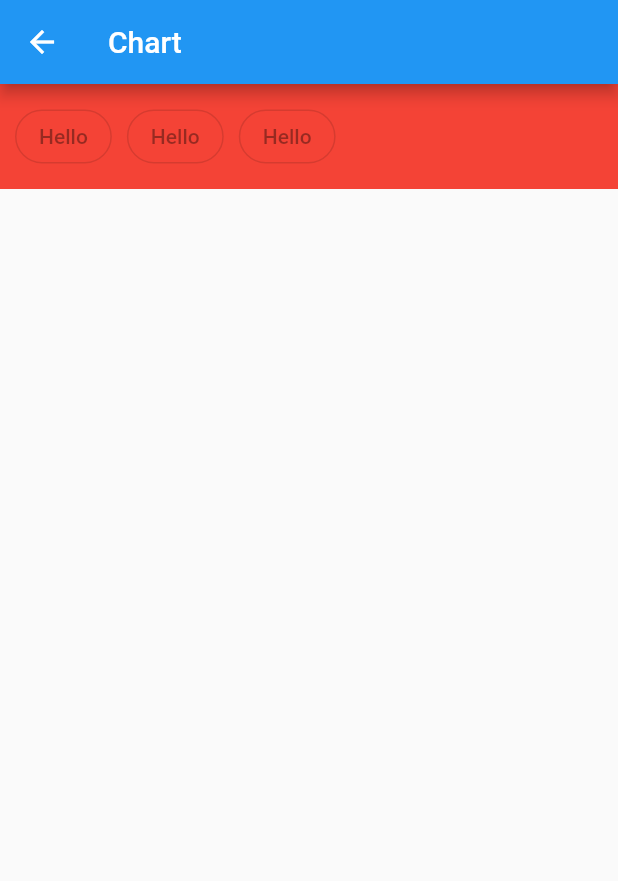
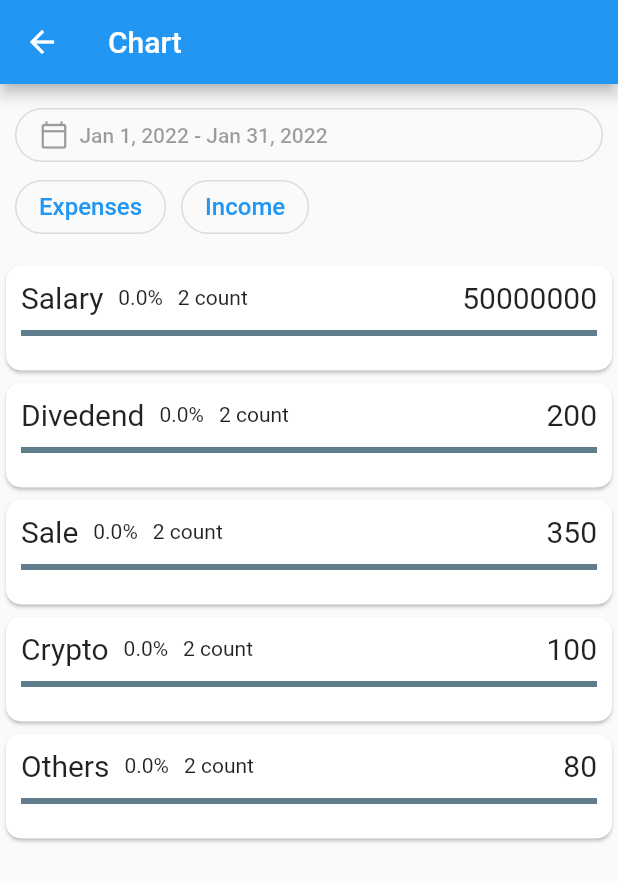
Before and after one commit to SanjilSaurav/budget_app, a Flutter app: the Chart screen opened by its route, on a phone screen of 412 x 824 dp. Shown: the top 881 px of the screen. Run offline on Flutter 3.47's test engine with Material 2 defaults, Android fonts, the phone set to English and light mode, and no system bars.

Commit message:
Created chart screen.

```diff
--- a/lib/screens/chart_screen.dart
+++ b/lib/screens/chart_screen.dart
@@ -1,3 +1,4 @@
+import 'package:flutter/cupertino.dart';
 import 'package:flutter/material.dart';
 
 class Chart extends StatefulWidget{
@@ -9,6 +10,20 @@ class Chart extends StatefulWidget{
 
 class _ChartState extends State<Chart>{
 
+  bool isExpense = false;
+
+  void tappedIncome(){
+    setState(() {
+      isExpense = false;
+    });
+  }
+
+  void tappedExpense(){
+    setState(() {
+      isExpense = true;
+    });
+  }
+
   @override
   Widget build(BuildContext context){
     return Scaffold(
@@ -19,42 +34,182 @@ class _ChartState extends State<Chart>{
         children: [
           Container(
             padding: EdgeInsets.all(10),
-            height: 70,
-            color: Colors.red,
-            child: Row(
+            height: 117,
+            //color: Colors.red,
+            child: Column(
               children: [
                 OutlinedButton(
                   onPressed: null,
                   style: ButtonStyle(
                     shape: MaterialStateProperty.all(RoundedRectangleBorder(borderRadius: BorderRadius.circular(30)))
                   ),
-                  child: Text("Hello"),
+                  child: Row(
+                    children: [
+                      Icon(Icons.calendar_today_outlined,
+                        size: 20,
+                      ),
+                      Text("  Jan 1, 2022 - Jan 31, 2022")
+                    ],
+                  ),
+                ),
+                SizedBox(
+                  width: 10,
+                ),
+                Row(
+                  children:[
+                    OutlinedButton(
+                      onPressed: tappedExpense,
+                      style: ButtonStyle(
+                          shape: MaterialStateProperty.all(RoundedRectangleBorder(borderRadius: BorderRadius.circular(30))),
+                        //backgroundColor: isExpense ? Colors.blue : Colors.grey,
+                      ),
+                      child: Text("Expenses",
+                        style: TextStyle(fontSize: 16),
+                      ),
                     ),
                     SizedBox(
                       width: 10,
                     ),
                     OutlinedButton(
-                  onPressed: null,
+                      onPressed: tappedIncome,
                       style: ButtonStyle(
                           shape: MaterialStateProperty.all(RoundedRectangleBorder(borderRadius: BorderRadius.circular(30)))
                       ),
-                  child: Text("Hello"),
+                      child: Text("Income",
+                        style: TextStyle(fontSize: 16),
                       ),
-                SizedBox(
-                  width: 10,
                     ),
-                OutlinedButton(
-                  onPressed: null,
-                  style: ButtonStyle(
-                      shape: MaterialStateProperty.all(RoundedRectangleBorder(borderRadius: BorderRadius.circular(30)))
+                  ]
                 ),
-                  child: Text("Hello"),
-                ),
+
               ],
             ),
+
+
           ),
+          Flexible(
+            child: isExpense ? ExpenseChart() : IncomeChart()
+          )
         ],
       ),
     );
   }
 }
+
+class ExpenseChart extends StatefulWidget{
+  const ExpenseChart({Key? key}): super(key: key);
+
+  @override
+  _ExpenseChartState createState() => _ExpenseChartState();
+}
+
+class _ExpenseChartState extends State<ExpenseChart>{
+  @override
+  Widget build(BuildContext context){
+    return Scaffold(
+      body: ListView(
+        children: [
+          ExpenseIncomeCard(category: "Food", amount: -500, count: 2),
+          ExpenseIncomeCard(category: "Shopping", amount: -500, count: 2),
+          ExpenseIncomeCard(category: "Transportation", amount: -500, count: 2),
+          ExpenseIncomeCard(category: "Fruits", amount: -500, count: 2),
+          ExpenseIncomeCard(category: "Gifts", amount: -500, count: 2),
+        ],
+      ),
+    );
+  }
+}
+
+class IncomeChart extends StatefulWidget{
+  const IncomeChart({Key? key}): super(key: key);
+
+  @override
+  _IncomeChartState createState() => _IncomeChartState();
+}
+
+class _IncomeChartState extends State<IncomeChart>{
+  @override
+  Widget build(BuildContext context){
+    return Scaffold(
+      body: ListView(
+        children: [
+          ExpenseIncomeCard(category: "Salary", amount: 50000000, count: 2),
+          ExpenseIncomeCard(category: "Divedend", amount: 200, count: 2),
+          ExpenseIncomeCard(category: "Sale", amount: 350, count: 2),
+          ExpenseIncomeCard(category: "Crypto", amount: 100, count: 2),
+          ExpenseIncomeCard(category: "Others", amount: 80, count: 2),
+        ],
+      ),
+    );
+  }
+}
+
+class ExpenseIncomeCard extends StatelessWidget{
+  ExpenseIncomeCard({
+    required this.category,
+    required this.amount,
+    required this.count,
+    Key? key
+  }):super(key: key);
+
+  final String category;
+  final int amount,count;
+  double percentage = 0;
+
+  @override
+  Widget build(BuildContext context){
+    return Card(
+      shape: RoundedRectangleBorder(
+          borderRadius: BorderRadius.circular(10.0)
+      ),
+      child: Container(
+        padding: EdgeInsets.all(10),
+        height: 70,
+        //color: Colors.red,
+        child: Column(
+          children: [
+            Row(
+              children: [
+                Expanded(
+                  flex: 2,
+                  child: Row(
+                    children: [
+                      Text(category,
+                        style: TextStyle(fontSize: 20),
+                      ),
+                      SizedBox(
+                        width: 10,
+                      ),
+                      Text("$percentage%"),
+                      SizedBox(
+                        width: 10,
+                      ),
+                      Text("$count count")
+                    ]
+                  )
+                ),
+                Expanded(
+                  flex: 1,
+                  child: Align(
+                    alignment: AlignmentDirectional.centerEnd,
+                    child: Text("$amount",
+                      style: TextStyle(fontSize: 20),
+                    )
+                  )
+                ),
+              ],
+            ),
+            SizedBox(
+              height: 10,
+            ),
+            LinearProgressIndicator(
+              backgroundColor: Colors.blueGrey,
+              valueColor: AlwaysStoppedAnimation<Color>(Colors.blue),
+              value: 0,
+            ),
+          ],
+        ),
+      ),
+    );
+  }
+}
--- a/lib/screens/home_screen.dart
+++ b/lib/screens/home_screen.dart
@@ -156,7 +156,9 @@ class _MyHomePageState extends State<MyHomePage> {
                           ],
                         ),
                         const LinearProgressIndicator(
-                          //backgroundColor: Colors.red,
+                          backgroundColor: Colors.red,
+                          valueColor: AlwaysStoppedAnimation<Color>(Colors.blue),
+                          value: 60.0,
                         ),
                         Row(
                           mainAxisAlignment: MainAxisAlignment.end,
@@ -199,7 +201,7 @@ class _MyHomePageState extends State<MyHomePage> {
           ),
           BottomNavigationBarItem(
               icon: Icon(Icons.pie_chart_rounded),
-              label: 'Expenses'
+              label: 'Charts'
           ),
         ],
         onTap: _onTapped,
```
Lines whose indentation alone changed are shown as unchanged.
